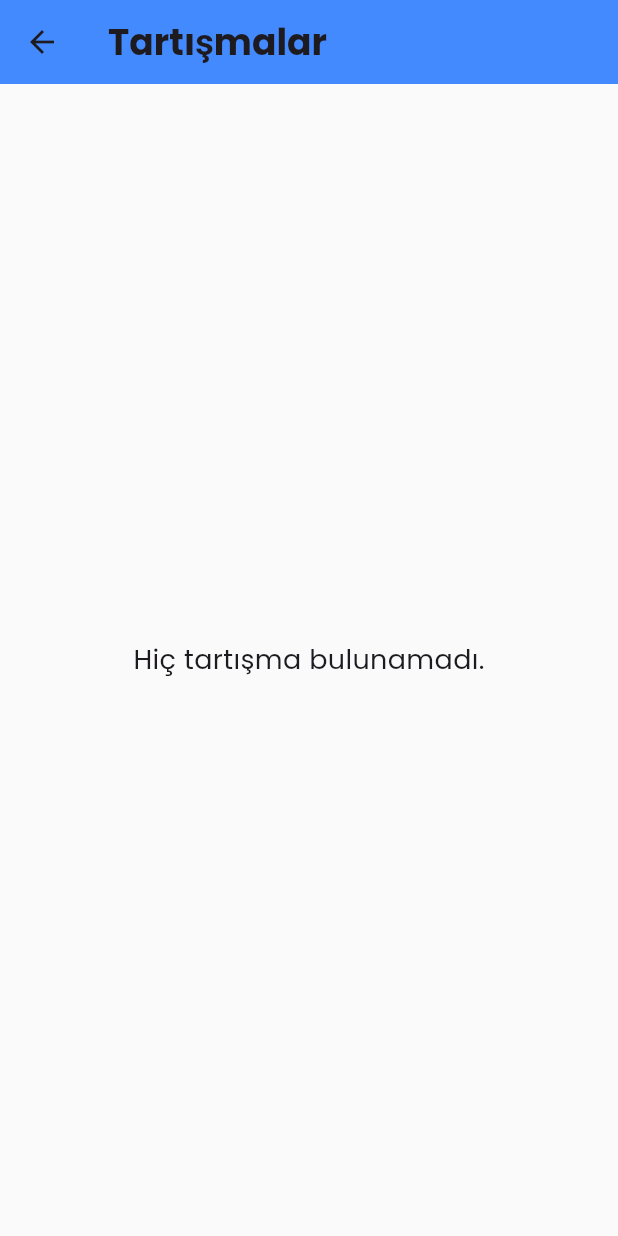
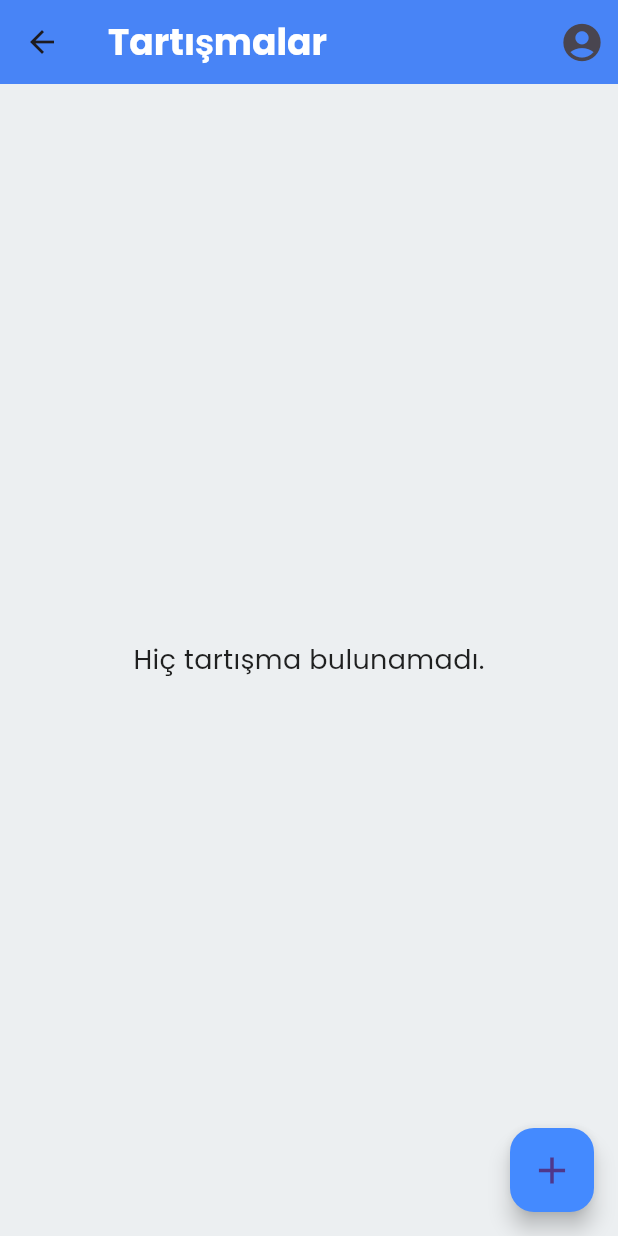
Before and after one commit to erdemsincer/education_platform, a Flutter app: the DiscussionsScreen screen opened directly, on a phone screen of 412 x 824 dp. Run offline on Flutter 3.47's test engine with Material 3 defaults, Android fonts, the phone set to English and light mode, and no system bars; our stand-ins replace dio, google_fonts, jwt_decoder, shared_preferences; accounts and stored records are empty; network calls fail.

Commit message:
tartışmalar sayfası

```diff
--- a/lib/screens/Discussions/discussions_screen.dart
+++ b/lib/screens/Discussions/discussions_screen.dart
@@ -1,6 +1,8 @@
 import 'package:flutter/material.dart';
 import '/services/api_service.dart';
-import '/screens/discussions/discussion_detail_screen.dart'; // DiscussionDetailScreen'i dahil et
+import 'create_discussion_screen.dart';
+import 'discussion_user_screen.dart'; // "My Discussions" screen
+import 'discussion_detail_screen.dart';  // Add the import for the discussion detail screen
 
 class DiscussionsScreen extends StatefulWidget {
   @override
@@ -13,27 +15,54 @@ class _DiscussionsScreenState extends State<DiscussionsScreen> {
   @override
   void initState() {
     super.initState();
-    _discussions = ApiService().getDiscussions();  // Tartışmaları API'den alıyoruz
+    _loadDiscussions();  // Load discussions initially
+  }
+
+  // Method to load the discussions
+  Future<void> _loadDiscussions() async {
+    setState(() {
+      _discussions = ApiService().getDiscussions();  // Fetch discussions from the API
+    });
   }
 
   @override
   Widget build(BuildContext context) {
     return Scaffold(
-      backgroundColor: Colors.grey[50],  // Sayfa arka plan rengini yumuşatıyoruz
+      backgroundColor: Colors.blueGrey[50],  // Background color to add contrast
       appBar: AppBar(
-        title: Text('Tartışmalar', style: TextStyle(fontSize: 24, fontWeight: FontWeight.bold)),
+        title: Text(
+          'Tartışmalar',
+          style: TextStyle(
+            fontSize: 24,
+            fontWeight: FontWeight.bold,
+            color: Colors.white,
+          ),
+        ),
         backgroundColor: Colors.blueAccent,
-        elevation: 0,
+        elevation: 5,
+        actions: [
+          IconButton(
+            icon: Icon(Icons.account_circle, size: 30),
+            onPressed: () {
+              Navigator.push(
+                context,
+                MaterialPageRoute(
+                  builder: (context) => DiscussionUserScreen(),  // Navigate to "My Discussions"
+                ),
+              );
+            },
+          ),
+        ],
       ),
       body: FutureBuilder<List<dynamic>>(
         future: _discussions,
         builder: (context, snapshot) {
           if (snapshot.connectionState == ConnectionState.waiting) {
-            return Center(child: CircularProgressIndicator());  // Yükleniyor göstergesi
+            return Center(child: CircularProgressIndicator());  // Show loading indicator
           } else if (snapshot.hasError) {
             return Center(child: Text('Hata: ${snapshot.error}', style: TextStyle(fontSize: 18, color: Colors.red)));
           } else if (!snapshot.hasData || snapshot.data!.isEmpty) {
-            return Center(child: Text('Hiç tartışma bulunamadı.', style: TextStyle(fontSize: 18)));
+            return Center(child: Text('Hiç tartışma bulunamadı.', style: TextStyle(fontSize: 18, color: Colors.black87)));
           } else {
             List<dynamic> discussions = snapshot.data!;
             return ListView.builder(
@@ -41,17 +70,17 @@ class _DiscussionsScreenState extends State<DiscussionsScreen> {
               itemBuilder: (context, index) {
                 var discussion = discussions[index];
                 return Card(
-                  margin: EdgeInsets.symmetric(vertical: 8, horizontal: 12),
+                  margin: EdgeInsets.symmetric(vertical: 12, horizontal: 16),
                   shape: RoundedRectangleBorder(
-                    borderRadius: BorderRadius.circular(16),
+                    borderRadius: BorderRadius.circular(18),
                   ),
-                  elevation: 4,
+                  elevation: 6,
                   child: ListTile(
-                    contentPadding: EdgeInsets.all(16),
+                    contentPadding: EdgeInsets.all(20),
                     title: Text(
                       discussion['title'],
                       style: TextStyle(
-                        fontSize: 18,
+                        fontSize: 20,
                         fontWeight: FontWeight.bold,
                         color: Colors.blueAccent,
                       ),
@@ -61,12 +90,12 @@ class _DiscussionsScreenState extends State<DiscussionsScreen> {
                       children: [
                         Text(
                           'Yazan: ${discussion['userFullName']}',
-                          style: TextStyle(fontSize: 14, color: Colors.black54),
+                          style: TextStyle(fontSize: 15, color: Colors.black87),
                         ),
-                        SizedBox(height: 5),
+                        SizedBox(height: 8),
                         Text(
                           'Tarih: ${discussion['createdAt']}',
-                          style: TextStyle(fontSize: 12, color: Colors.black38),
+                          style: TextStyle(fontSize: 13, color: Colors.black54),
                         ),
                       ],
                     ),
@@ -76,13 +105,11 @@ class _DiscussionsScreenState extends State<DiscussionsScreen> {
                       labelStyle: TextStyle(color: Colors.white),
                     ),
                     onTap: () {
-                      // Tartışma detayına yönlendir
+                      // Navigate to the DiscussionDetailScreen and pass the discussion ID
                       Navigator.push(
                         context,
                         MaterialPageRoute(
-                          builder: (context) => DiscussionDetailScreen(
-                            discussionId: discussion['id'], // Tartışma ID'sini geçiyoruz
-                          ),
+                          builder: (context) => DiscussionDetailScreen(discussionId: discussion['id']),  // Pass the discussion ID
                         ),
                       );
                     },
@@ -93,6 +120,23 @@ class _DiscussionsScreenState extends State<DiscussionsScreen> {
           }
         },
       ),
+      // Floating action button for creating a new discussion
+      floatingActionButton: FloatingActionButton(
+        onPressed: () async {
+          // Navigate to Create Discussion screen
+          await Navigator.push(
+            context,
+            MaterialPageRoute(
+              builder: (context) => CreateDiscussionScreen(),
+            ),
+          );
+          // Reload discussions after returning from Create Discussion screen
+          _loadDiscussions();
+        },
+        child: Icon(Icons.add, size: 30),
+        backgroundColor: Colors.blueAccent,
+        elevation: 6,
+      ),
     );
   }
 }
```
